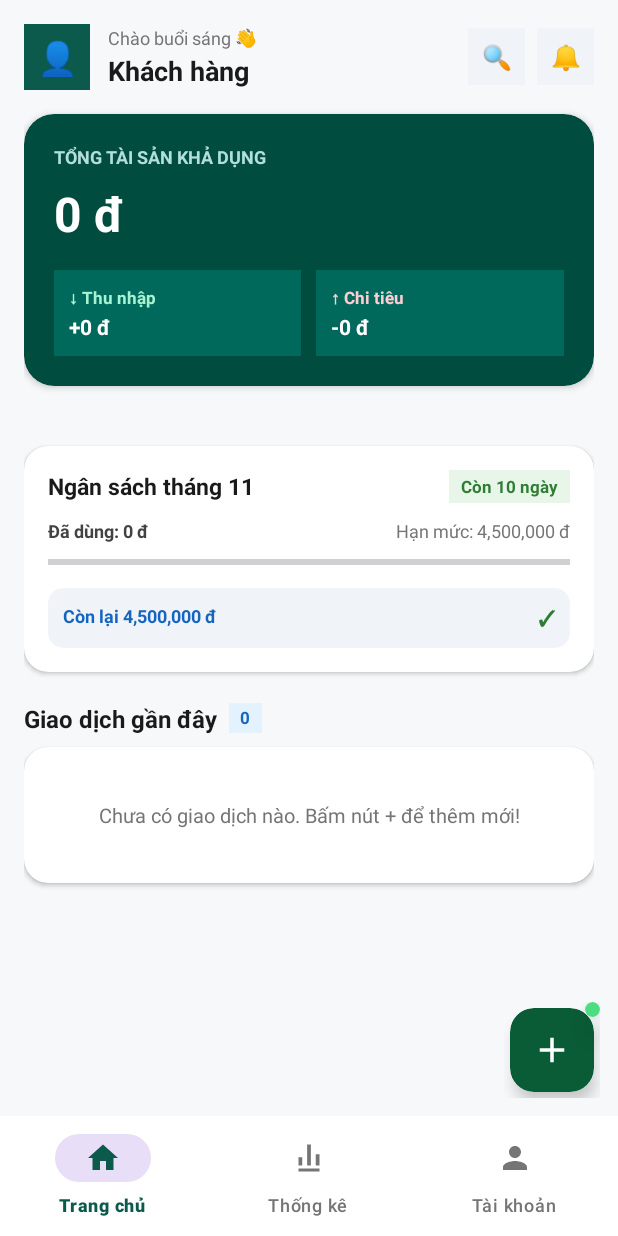
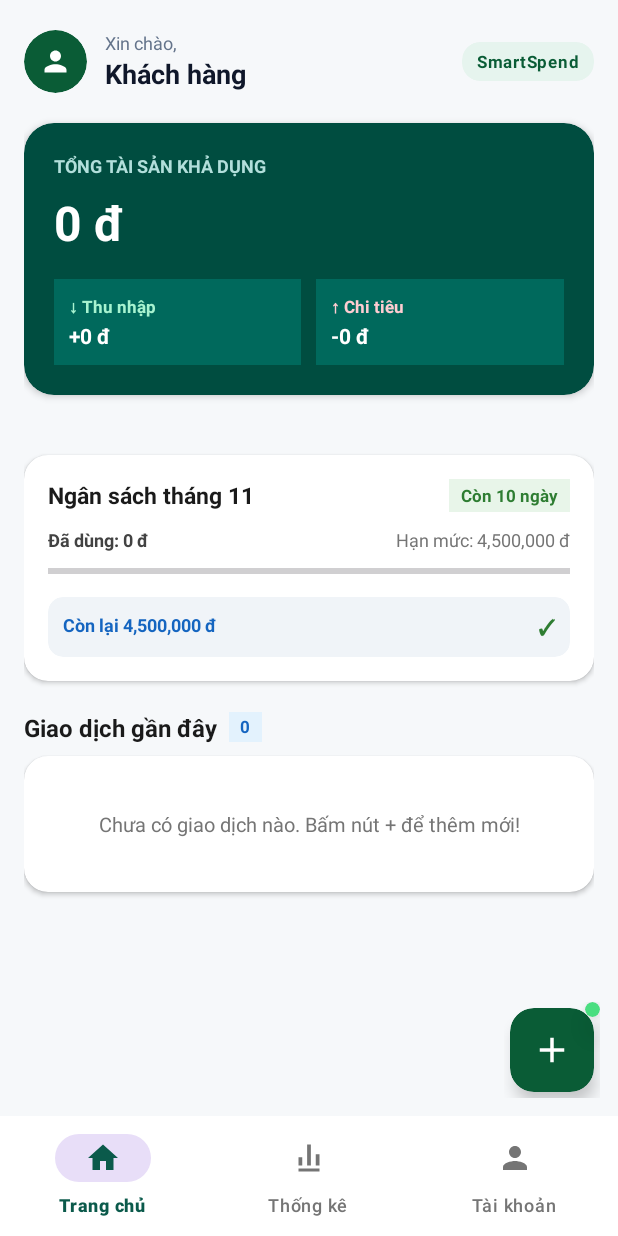
Before and after one commit to kietnt1905/SmartSpend-Android, an Android app: the screen it shows after launch (MainActivity), on a phone screen of 412 x 824 dp. Run offline under Robolectric (Android 15) with nearby library versions, the phone set to English and light mode, and no system bars; 1 statement that could not run was skipped.

Commit message:
style(home,statistic): tối giản và đồng bộ header Trang chủ & Thống kê

```diff
--- a/app/src/main/res/layout/fragment_home.xml
+++ b/app/src/main/res/layout/fragment_home.xml
@@ -22,10 +22,12 @@
             android:paddingEnd="16dp"
             android:paddingBottom="88dp">
 
-        <!-- 1. Header Top Bar (Avatar + Greeting + Search & Notification Icons) -->
+        <!-- 1. Header Top Bar -->
         <RelativeLayout
             android:layout_width="match_parent"
-            android:layout_height="wrap_content">
+            android:layout_height="wrap_content"
+            android:paddingTop="4dp"
+            android:paddingBottom="4dp">
 
             <LinearLayout
                 android:layout_width="wrap_content"
@@ -35,15 +37,21 @@
                 android:gravity="center_vertical"
                 android:orientation="horizontal">
 
-                <TextView
-                    android:id="@+id/tvUserAvatar"
-                    android:layout_width="44dp"
-                    android:layout_height="44dp"
-                    android:background="#0B5A4B"
-                    android:gravity="center"
-                    android:text="👤"
-                    android:textColor="#FFFFFF"
-                    android:textSize="22sp" />
+                <androidx.cardview.widget.CardView
+                    android:layout_width="42dp"
+                    android:layout_height="42dp"
+                    app:cardBackgroundColor="#0A5C36"
+                    app:cardCornerRadius="21dp"
+                    app:cardElevation="0dp">
+
+                    <ImageView
+                        android:layout_width="22dp"
+                        android:layout_height="22dp"
+                        android:layout_gravity="center"
+                        android:contentDescription="@null"
+                        android:src="@drawable/ic_account"
+                        app:tint="#FFFFFF" />
+                </androidx.cardview.widget.CardView>
 
                 <LinearLayout
                     android:layout_width="wrap_content"
@@ -54,48 +62,43 @@
                     <TextView
                         android:layout_width="wrap_content"
                         android:layout_height="wrap_content"
-                        android:text="Chào buổi sáng 👋"
-                        android:textColor="#757575"
+                        android:text="Xin chào,"
+                        android:textColor="#64748B"
                         android:textSize="12sp" />
 
                     <TextView
                         android:id="@+id/tvUserName"
                         android:layout_width="wrap_content"
                         android:layout_height="wrap_content"
-                        android:layout_marginTop="1dp"
                         android:text="Khách hàng"
-                        android:textColor="#1A1A1A"
+                        android:textColor="#0F172A"
                         android:textSize="18sp"
                         android:textStyle="bold" />
                 </LinearLayout>
             </LinearLayout>
 
-            <LinearLayout
+            <androidx.cardview.widget.CardView
                 android:layout_width="wrap_content"
                 android:layout_height="wrap_content"
                 android:layout_alignParentEnd="true"
                 android:layout_centerVertical="true"
-                android:orientation="horizontal">
+                app:cardBackgroundColor="#E6F4EE"
+                app:cardCornerRadius="12dp"
+                app:cardElevation="0dp">
 
                 <TextView
-                    android:id="@+id/btnHeaderSearch"
-                    android:layout_width="38dp"
-                    android:layout_height="38dp"
-                    android:background="#F0F4F8"
-                    android:gravity="center"
-                    android:text="🔍"
-                    android:textSize="16sp" />
-
-                <TextView
-                    android:id="@+id/btnHeaderNotification"
-                    android:layout_width="38dp"
-                    android:layout_height="38dp"
-                    android:layout_marginStart="8dp"
-                    android:background="#F0F4F8"
-                    android:gravity="center"
-                    android:text="🔔"
-                    android:textSize="16sp" />
-            </LinearLayout>
+                    android:layout_width="wrap_content"
+                    android:layout_height="wrap_content"
+                    android:letterSpacing="0.04"
+                    android:paddingStart="10dp"
+                    android:paddingTop="5dp"
+                    android:paddingEnd="10dp"
+                    android:paddingBottom="5dp"
+                    android:text="SmartSpend"
+                    android:textColor="#0A5C36"
+                    android:textSize="11sp"
+                    android:textStyle="bold" />
+            </androidx.cardview.widget.CardView>
         </RelativeLayout>
 
         <!-- 2. Main Balance Card (TỔNG TÀI SẢN KHẢ DỤNG) -->
```
Also changed, not shown: app/src/main/res/layout/fragment_statistic.xml (+10 -61 lines).
